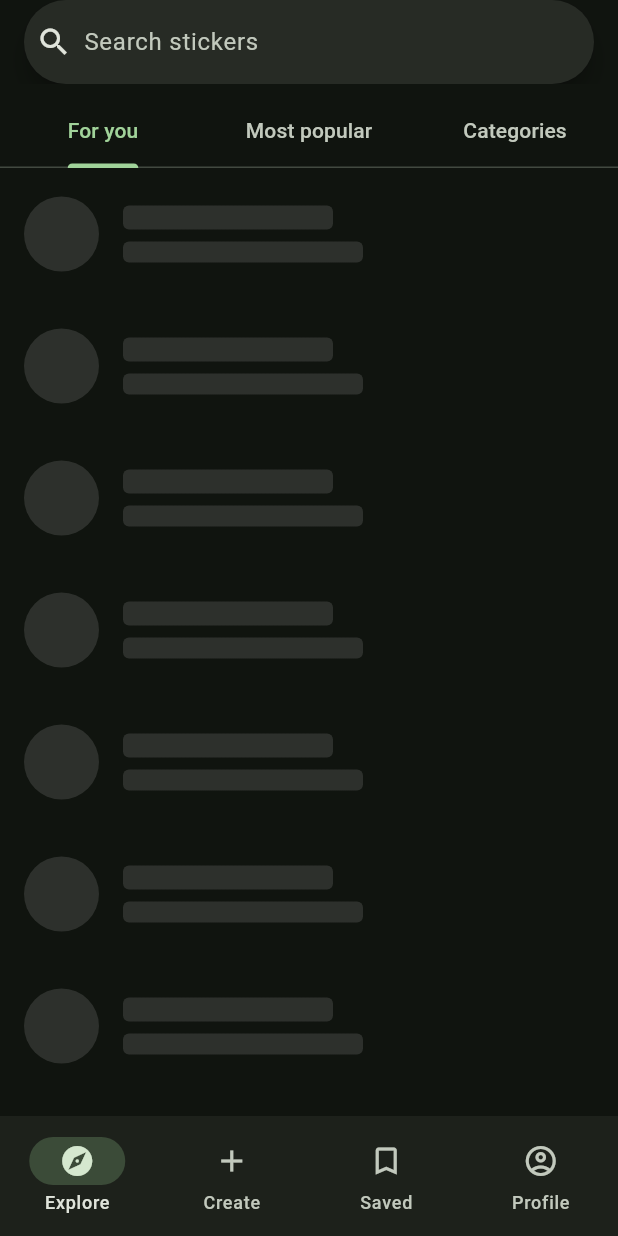
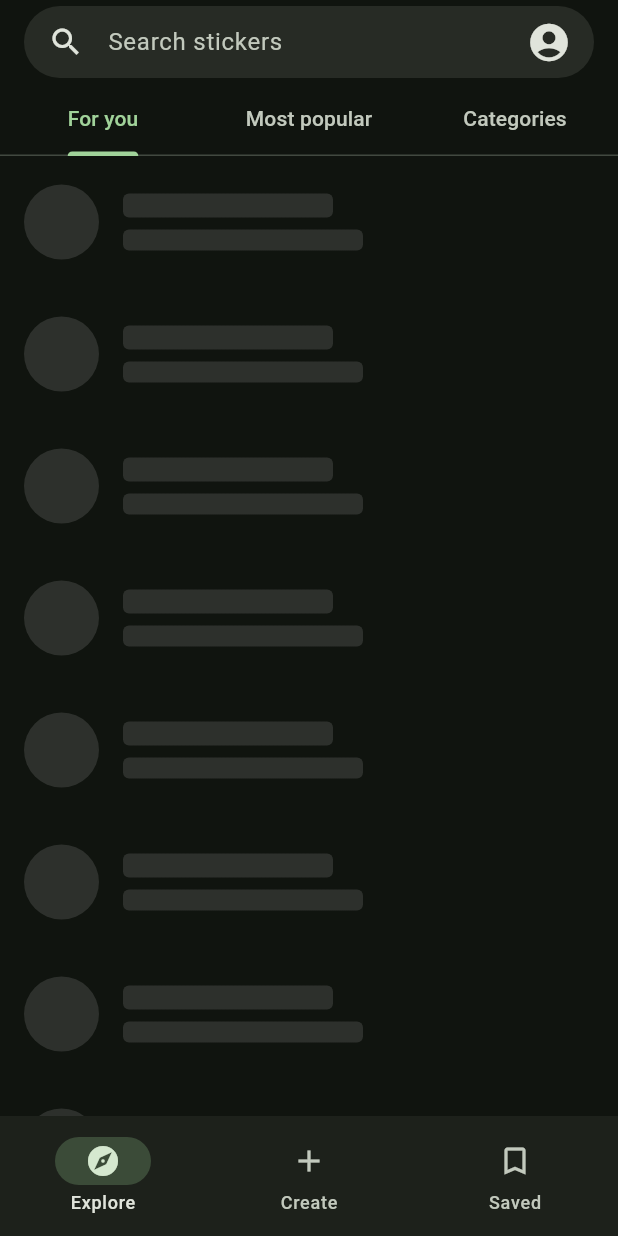
Before and after one commit to pbr1111/sticker.dev, a Flutter app: the screen it shows after launch, on a phone screen of 412 x 824 dp. Run offline on Flutter 3.47's test engine with Material 2 defaults, Android fonts, the phone set to English and light mode, and no system bars; drawn by our look-alikes of shimmer; our stand-ins replace cached_network_image, flutter_cache_manager, supabase_flutter; accounts and stored records are empty; generated files the repository leaves out were written again; statements that could not run were skipped.

Commit message:
💄: add material ui 3 searchbar styles

```diff
--- a/lib/main.dart
+++ b/lib/main.dart
@@ -1,7 +1,6 @@
 import 'package:flutter/material.dart';
 
 import 'package:flutter_localizations/flutter_localizations.dart';
-import 'package:sticker_dev/screens/profile_screen.dart';
 import 'package:sticker_dev/screens/sticker_create_screen.dart';
 import 'package:sticker_dev/screens/stickers_saved_screen.dart';
 import 'package:supabase_flutter/supabase_flutter.dart';
@@ -62,7 +61,6 @@ class _MainScreenState extends State<MainScreen> {
     const StickersScreen(),
     const StickerCreateScreen(),
     const StickersSavedScreen(),
-    const ProfileScreen()
   ];
 
   @override
@@ -90,12 +88,7 @@ class _MainScreenState extends State<MainScreen> {
             selectedIcon: Icon(Icons.bookmark),
             icon: Icon(Icons.bookmark_outline),
             label: AppLocalizations.of(context)!.saved,
-          ),
-          NavigationDestination(
-            selectedIcon: Icon(Icons.account_circle),
-            icon: Icon(Icons.account_circle_outlined),
-            label: AppLocalizations.of(context)!.profile,
-          ),
+          )
         ],
       ),
       body: Navigator(
--- a/lib/screens/stickers_screen.dart
+++ b/lib/screens/stickers_screen.dart
@@ -38,7 +38,6 @@ class _StickersScreenState extends State<StickersScreen> {
                           pinned: true,
                           floating: true,
                           title: StickerSearch(),
-                          expandedHeight: kToolbarHeight * 2,
                           bottom: TabBar(
                             tabs: [
                               Tab(text: AppLocalizations.of(context)!.for_you),
--- a/lib/widgets/sticker_search.dart
+++ b/lib/widgets/sticker_search.dart
@@ -30,6 +30,20 @@ class _StickerSearchState extends State<StickerSearch> {
               onTap: () {
                 controller.openView();
               },
+              elevation: MaterialStateProperty.all(3),
+              shadowColor: MaterialStateProperty.all(Colors.transparent),
+              constraints: BoxConstraints(maxHeight: 56),
+              padding: MaterialStateProperty.all(
+                  EdgeInsets.only(left: 16, right: 6)),
+              trailing: [
+                IconButton(
+                    iconSize: 30,
+                    padding: EdgeInsets.zero,
+                    constraints: BoxConstraints(),
+                    icon: const Icon(Icons.account_circle),
+                    tooltip: AppLocalizations.of(context)!.profile,
+                    onPressed: () {})
+              ],
             ),
         suggestionsBuilder:
             (BuildContext context, SearchController controller) => [
```
Also changed, not shown: lib/screens/profile_screen.dart (deleted, +0 -21 lines).
